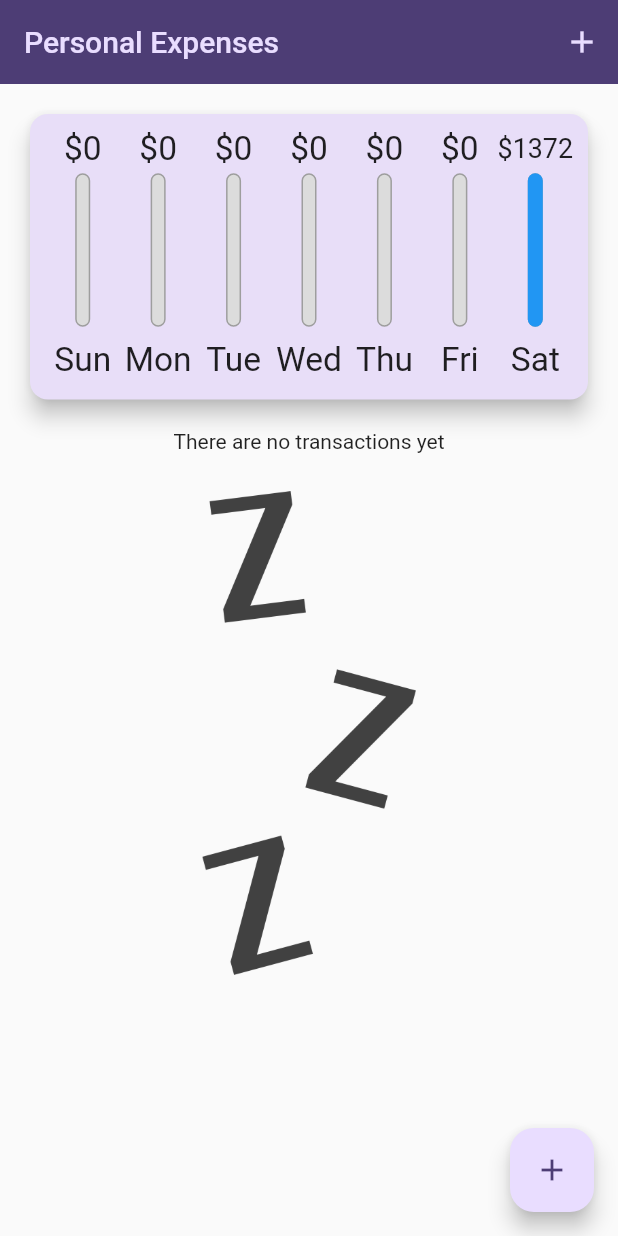
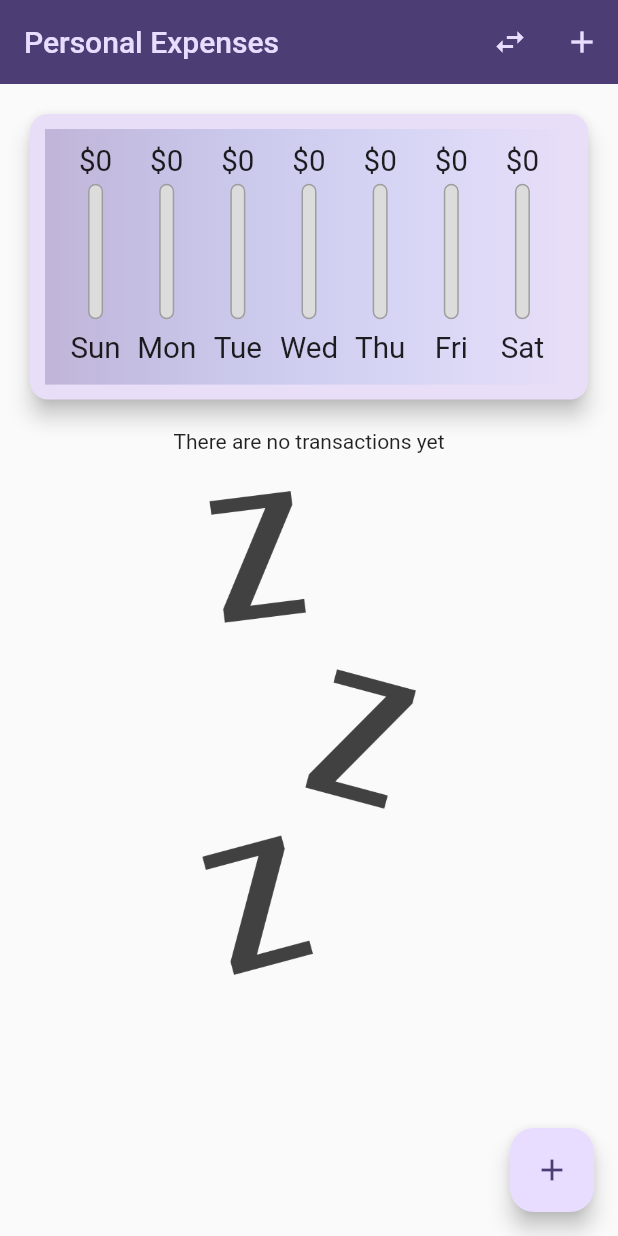
Before and after one commit to MiraculousNightingale/nightingale_flutter_expenses, a Flutter app: the screen it shows after launch, on a phone screen of 412 x 824 dp. Run offline on Flutter 3.47's test engine with Material 2 defaults, Android fonts, the light colour scheme and no system bars; missing offline and left inert: localstore.

Commit message:
Add type chart and fix default chart

```diff
--- a/lib/main.dart
+++ b/lib/main.dart
@@ -7,6 +7,7 @@ import 'package:nightingale_flutter_expenses/theme_config.dart';
 import 'package:nightingale_flutter_expenses/widgets/chart/chart.dart';
 import 'package:provider/provider.dart';
 
+import 'main_screen.dart';
 import 'models/expense.dart';
 import 'providers/expenses.dart';
 import 'widgets/expense/expense_form.dart';
@@ -33,153 +34,3 @@ class MyApp extends StatelessWidget {
     );
   }
 }
-
-class MainPage extends StatefulWidget {
-  const MainPage({
-    Key? key,
-  }) : super(key: key);
-
-  @override
-  State<MainPage> createState() => _MainPageState();
-}
-
-class _MainPageState extends State<MainPage> {
-  final List<Expense> _userTransactions = [
-    Expense(
-      title: 'Transaction 1',
-      amount: 228,
-      type: ExpenseType.food,
-      date: DateTime.now(),
-      id: 'cock1',
-    ),
-    Expense(
-      title: 'Transaction 2',
-      amount: 322,
-      type: ExpenseType.leisure,
-      date: DateTime.now(),
-      id: 'cock2',
-    ),
-    Expense(
-      title: 'Transaction 3',
-      amount: 822,
-      type: ExpenseType.travel,
-      date: DateTime.now(),
-      id: 'cock3',
-    ),
-  ];
-
-  void _showTransactionForm(BuildContext context) {
-    final emptyExpense = Expense.empty();
-    showModalBottomSheet(
-      context: context,
-      isScrollControlled: true,
-      useSafeArea: true,
-      builder: (builderContext) {
-        return ExpenseForm(
-          expense: emptyExpense,
-          isCreateMode: true,
-        );
-      },
-    );
-  }
-
-  List<Expense> get _recentTransactions {
-    return _userTransactions
-        .where(
-          (element) => element.date.isAfter(
-            DateTime.now().subtract(const Duration(days: 7)),
-          ),
-        )
-        .toList();
-  }
-
-  bool _showChart = false;
-
-  @override
-  Widget build(BuildContext context) {
-    final bool isLandscape =
-        MediaQuery.of(context).orientation == Orientation.landscape;
-
-    final AppBar appBar = AppBar(
-      title: const Text('Personal Expenses'),
-      actions: [
-        IconButton(
-          onPressed: () => _showTransactionForm(context),
-          icon: const Icon(Icons.add),
-        ),
-      ],
-    );
-
-    final providerExpenses = Provider.of<Expenses>(context, listen: false);
-
-    final SizedBox expenseList = SizedBox(
-      height: (MediaQuery.of(context).size.height -
-              appBar.preferredSize.height -
-              MediaQuery.of(context).padding.top) *
-          0.7,
-      child: FutureBuilder(
-          future: providerExpenses.fetchAndSetExpenses(),
-          builder: (context, snapshot) {
-            if (snapshot.connectionState == ConnectionState.waiting) {
-              return const CircularProgressIndicator();
-            }
-            return Consumer<Expenses>(builder: (context, value, child) {
-              return ExpenseList(
-                expenses: value.expenses,
-              );
-            });
-          }),
-    );
-
-    return Scaffold(
-      appBar: appBar,
-      body: Center(
-        child: SingleChildScrollView(
-          child: Column(
-            children: [
-              if (isLandscape)
-                Row(
-                  mainAxisAlignment: MainAxisAlignment.center,
-                  children: [
-                    const Text('Show chart'),
-                    Switch(
-                      value: _showChart,
-                      onChanged: (newValue) =>
-                          setState(() => _showChart = newValue),
-                    ),
-                  ],
-                ),
-              if (isLandscape)
-                _showChart
-                    ? SizedBox(
-                        height: (MediaQuery.of(context).size.height -
-                                appBar.preferredSize.height -
-                                MediaQuery.of(context).padding.top) *
-                            0.7,
-                        child: Chart(
-                          recentTransactions: _recentTransactions,
-                        ),
-                      )
-                    : expenseList,
-              if (!isLandscape)
-                SizedBox(
-                  height: (MediaQuery.of(context).size.height -
-                          appBar.preferredSize.height -
-                          MediaQuery.of(context).padding.top) *
-                      0.3,
-                  child: Chart(
-                    recentTransactions: _recentTransactions,
-                  ),
-                ),
-              if (!isLandscape) expenseList,
-            ],
-          ),
-        ),
-      ),
-      floatingActionButton: FloatingActionButton(
-        child: const Icon(Icons.add),
-        onPressed: () => _showTransactionForm(context),
-      ),
-    );
-  }
-}
--- /dev/null
+++ b/lib/main_screen.dart
@@ -0,0 +1,167 @@
+import 'package:flutter/material.dart';
+import 'package:nightingale_flutter_expenses/widgets/chart/type_chart.dart';
+import 'package:provider/provider.dart';
+
+import 'models/expense.dart';
+import 'providers/expenses.dart';
+import 'widgets/chart/chart.dart';
+import 'widgets/expense/expense_form.dart';
+import 'widgets/expense/expense_list.dart';
+
+class MainPage extends StatefulWidget {
+  const MainPage({
+    Key? key,
+  }) : super(key: key);
+
+  @override
+  State<MainPage> createState() => _MainPageState();
+}
+
+class _MainPageState extends State<MainPage> {
+  final List<Expense> _userTransactions = [
+    Expense(
+      title: 'Transaction 1',
+      amount: 228,
+      type: ExpenseType.food,
+      date: DateTime.now(),
+      id: 'cock1',
+    ),
+    Expense(
+      title: 'Transaction 2',
+      amount: 322,
+      type: ExpenseType.leisure,
+      date: DateTime.now(),
+      id: 'cock2',
+    ),
+    Expense(
+      title: 'Transaction 3',
+      amount: 822,
+      type: ExpenseType.travel,
+      date: DateTime.now(),
+      id: 'cock3',
+    ),
+  ];
+
+  void _showTransactionForm(BuildContext context) {
+    final emptyExpense = Expense.empty();
+    showModalBottomSheet(
+      context: context,
+      isScrollControlled: true,
+      useSafeArea: true,
+      builder: (builderContext) {
+        return ExpenseForm(
+          expense: emptyExpense,
+          isCreateMode: true,
+        );
+      },
+    );
+  }
+
+  List<Expense> get _recentTransactions {
+    return Provider.of<Expenses>(context, listen: false)
+        .expenses
+        .where(
+          (element) => element.date.isAfter(
+            DateTime.now().subtract(const Duration(days: 7)),
+          ),
+        )
+        .toList();
+  }
+
+  bool _showChart = false;
+  bool _showTypeChart = false;
+
+  @override
+  Widget build(BuildContext context) {
+    final bool isLandscape =
+        MediaQuery.of(context).orientation == Orientation.landscape;
+
+    final AppBar appBar = AppBar(
+      title: const Text('Personal Expenses'),
+      actions: [
+        IconButton(
+          onPressed: () => setState(() {
+            _showTypeChart = !_showTypeChart;
+          }),
+          icon: const Icon(Icons.swap_horiz),
+        ),
+        IconButton(
+          onPressed: () => _showTransactionForm(context),
+          icon: const Icon(Icons.add),
+        ),
+      ],
+    );
+
+    final providerExpenses = Provider.of<Expenses>(context, listen: false);
+
+    final SizedBox expenseList = SizedBox(
+      height: (MediaQuery.of(context).size.height -
+              appBar.preferredSize.height -
+              MediaQuery.of(context).padding.top) *
+          0.7,
+      child: FutureBuilder(
+          future: providerExpenses.fetchAndSetExpenses(),
+          builder: (context, snapshot) {
+            if (snapshot.connectionState == ConnectionState.waiting) {
+              return const CircularProgressIndicator();
+            }
+            return Consumer<Expenses>(builder: (context, value, child) {
+              return ExpenseList(
+                expenses: value.expenses,
+              );
+            });
+          }),
+    );
+
+    final chart = _showTypeChart
+        ? TypeChart(expenses: providerExpenses.expenses)
+        : Chart(recentTransactions: _recentTransactions);
+
+    return Scaffold(
+      appBar: appBar,
+      body: Center(
+        child: SingleChildScrollView(
+          child: Column(
+            children: [
+              if (isLandscape)
+                Row(
+                  mainAxisAlignment: MainAxisAlignment.center,
+                  children: [
+                    const Text('Show chart'),
+                    Switch(
+                      value: _showChart,
+                      onChanged: (newValue) =>
+                          setState(() => _showChart = newValue),
+                    ),
+                  ],
+                ),
+              if (isLandscape)
+                _showChart
+                    ? SizedBox(
+                        height: (MediaQuery.of(context).size.height -
+                                appBar.preferredSize.height -
+                                MediaQuery.of(context).padding.top) *
+                            0.7,
+                        child: chart,
+                      )
+                    : expenseList,
+              if (!isLandscape)
+                SizedBox(
+                  height: (MediaQuery.of(context).size.height -
+                          appBar.preferredSize.height -
+                          MediaQuery.of(context).padding.top) *
+                      0.3,
+                  child: chart,
+                ),
+              if (!isLandscape) expenseList,
+            ],
+          ),
+        ),
+      ),
+      floatingActionButton: FloatingActionButton(
+        child: const Icon(Icons.add),
+        onPressed: () => _showTransactionForm(context),
+      ),
+    );
+  }
+}
--- a/lib/models/expense.dart
+++ b/lib/models/expense.dart
@@ -1,3 +1,5 @@
+import 'package:flutter/material.dart';
+
 enum ExpenseType {
   none,
   food,
@@ -59,4 +61,14 @@ class Expense {
   static const keyAmount = 'amount';
   static const keyType = 'type';
   static const keyDate = 'date';
+
+  static const expenseTypeToIconMap = {
+    ExpenseType.food: Icons.restaurant,
+    ExpenseType.leisure: Icons.chair,
+    ExpenseType.none: Icons.deselect,
+    ExpenseType.travel: Icons.travel_explore,
+    ExpenseType.work: Icons.work,
+  };
+
+  IconData get typeIcon => expenseTypeToIconMap[type] ?? Icons.deselect;
 }
--- a/lib/widgets/chart/chart.dart
+++ b/lib/widgets/chart/chart.dart
@@ -32,12 +32,21 @@ class Chart extends StatelessWidget {
 
   @override
   Widget build(BuildContext context) {
-    //var test = groupedTransactionValues;
+    final theme = Theme.of(context);
     return Card(
       elevation: 6,
       margin: const EdgeInsets.all(20),
-      child: Padding(
+      child: Container(
         padding: const EdgeInsets.all(10),
+        margin: const EdgeInsets.all(10),
+        decoration: BoxDecoration(
+          gradient: LinearGradient(
+            colors: [
+              theme.colorScheme.primary.withOpacity(0.3),
+              theme.primaryColor.withOpacity(0),
+            ],
+          ),
+        ),
         child: Row(
           mainAxisAlignment: MainAxisAlignment.spaceAround,
           children: groupedTransactionValues
--- a/lib/widgets/chart/chart_bar.dart
+++ b/lib/widgets/chart/chart_bar.dart
@@ -42,7 +42,7 @@ class ChartBar extends StatelessWidget {
                     heightFactor: spendingPercentage,
                     child: Container(
                       decoration: BoxDecoration(
-                        color: Theme.of(context).primaryColor,
+                        color: Theme.of(context).colorScheme.primary,
                         borderRadius: BorderRadius.circular(10),
                       ),
                     ),
```
Also changed, not shown: lib/models/expense_bucket.dart (added, +19 -0 lines), lib/widgets/chart/type_chart.dart (added, +82 -0 lines), lib/widgets/chart/type_chart_bar.dart (added, +31 -0 lines), lib/widgets/expense/expense_list_item.dart (+14 -6 lines).
